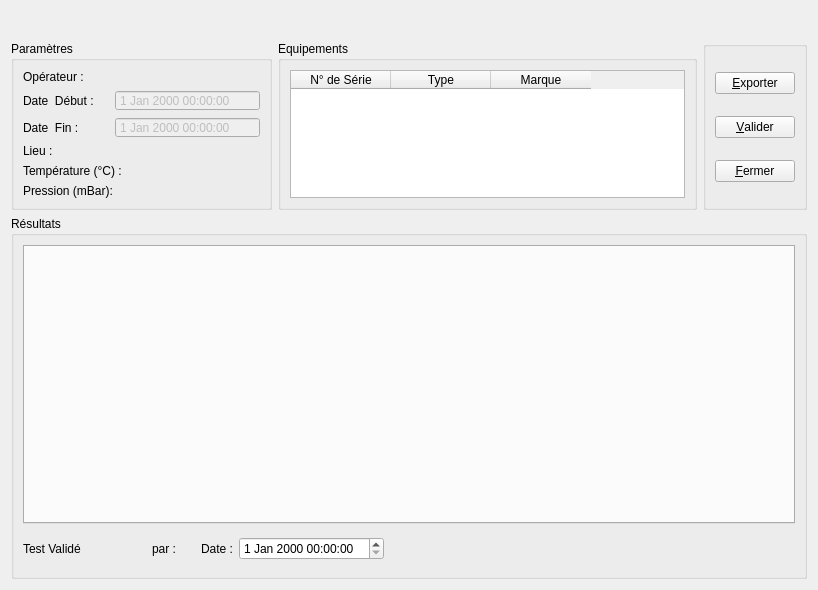
InformatiqueAtmoNA/tam, file et_generateurrapporttest.ui: the form before one commit.
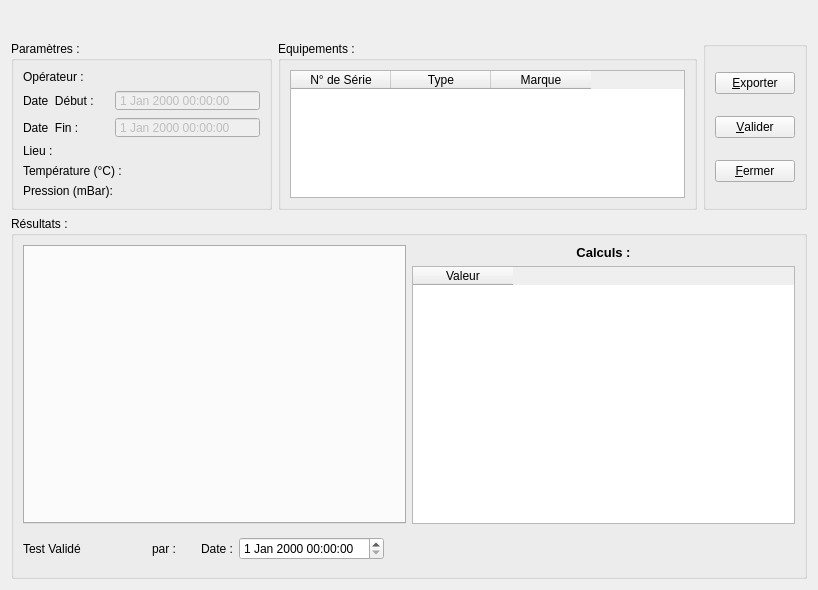
The form after the commit.

```diff
--- a/et_generateurrapporttest.ui
+++ b/et_generateurrapporttest.ui
@@ -49,7 +49,7 @@
           </size>
          </property>
          <property name="title">
-          <string>Paramètres</string>
+          <string>Paramètres :</string>
          </property>
          <layout class="QVBoxLayout" name="verticalLayout">
           <item>
@@ -256,7 +256,7 @@
           </size>
          </property>
          <property name="title">
-          <string>Equipements</string>
+          <string>Equipements :</string>
          </property>
          <layout class="QGridLayout" name="gridLayout_2">
           <item row="0" column="0">
@@ -330,11 +330,56 @@
       </size>
      </property>
      <property name="title">
-      <string>Résultats</string>
+      <string>Résultats :</string>
      </property>
-     <layout class="QGridLayout" name="gridLayout_4">
-      <item row="1" column="0">
        <layout class="QGridLayout" name="gridLayout">
+      <item row="0" column="0">
+       <layout class="QHBoxLayout" name="horizontalLayout_13">
+        <item>
+         <widget class="QTabWidget" name="tabWidget">
+          <property name="enabled">
+           <bool>true</bool>
+          </property>
+          <property name="currentIndex">
+           <number>-1</number>
+          </property>
+         </widget>
+        </item>
+        <item>
+         <layout class="QVBoxLayout" name="verticalLayout_2">
+          <item>
+           <widget class="QLabel" name="label">
+            <property name="text">
+             <string>&lt;!DOCTYPE HTML PUBLIC &quot;-//W3C//DTD HTML 4.0//EN&quot; &quot;http://www.w3.org/TR/REC-html40/strict.dtd&quot;&gt;
+&lt;html&gt;&lt;head&gt;&lt;meta name=&quot;qrichtext&quot; content=&quot;1&quot; /&gt;&lt;style type=&quot;text/css&quot;&gt;
+p, li { white-space: pre-wrap; }
+&lt;/style&gt;&lt;/head&gt;&lt;body style=&quot; font-family:'Sans'; font-size:10pt; font-weight:400; font-style:normal;&quot;&gt;
+&lt;p align=&quot;center&quot; style=&quot; margin-top:0px; margin-bottom:0px; margin-left:0px; margin-right:0px; -qt-block-indent:0; text-indent:0px;&quot;&gt;&lt;span style=&quot; font-weight:600; color:#000000;&quot;&gt;Calculs :&lt;/span&gt;&lt;/p&gt;&lt;/body&gt;&lt;/html&gt;</string>
+            </property>
+           </widget>
+          </item>
+          <item>
+           <widget class="QTableWidget" name="tableWidget_Rdf">
+            <property name="minimumSize">
+             <size>
+              <width>300</width>
+              <height>181</height>
+             </size>
+            </property>
+            <property name="editTriggers">
+             <set>QAbstractItemView::NoEditTriggers</set>
+            </property>
+            <column>
+             <property name="text">
+              <string>Valeur</string>
+             </property>
+            </column>
+           </widget>
+          </item>
+         </layout>
+        </item>
+       </layout>
+      </item>
         <item row="1" column="0">
          <layout class="QHBoxLayout" name="horizontalLayout_9">
           <item>
@@ -425,18 +470,6 @@
            </spacer>
           </item>
          </layout>
-        </item>
-       </layout>
-      </item>
-      <item row="0" column="0">
-       <widget class="QTabWidget" name="tabWidget">
-        <property name="enabled">
-         <bool>true</bool>
-        </property>
-        <property name="currentIndex">
-         <number>-1</number>
-        </property>
-       </widget>
       </item>
      </layout>
     </widget>
```
Left out of the diff: 3 changed lines with no effect on the pictures. Lines whose indentation alone changed are shown as unchanged.
